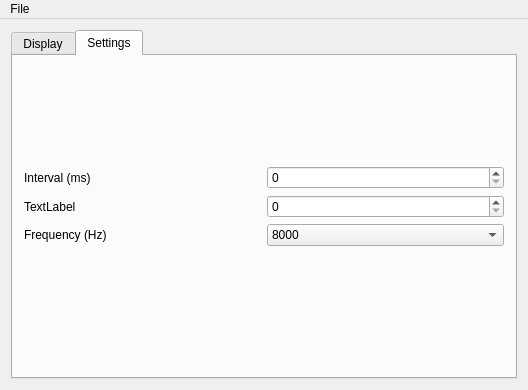
Before: the Qt Designer form mainwindow.ui in astarasikov/qfft, drawn with Qt 5.
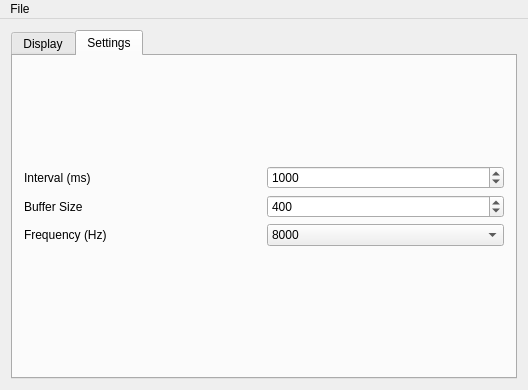
After: the same form once the commit is applied. The open tabs and pages were chosen to show the change. Custom widgets are drawn as their Qt base class.

Commit message: Allow to configure sample rate and buffer size from GUI

Diff of the .ui file:
```diff
--- a/mainwindow.ui
+++ b/mainwindow.ui
@@ -107,7 +107,20 @@
              </widget>
             </item>
             <item row="0" column="1">
-             <widget class="QSpinBox" name="intervalSpinBox"/>
+             <widget class="QSpinBox" name="intervalSpinBox">
+              <property name="minimum">
+               <number>10</number>
+              </property>
+              <property name="maximum">
+               <number>10000</number>
+              </property>
+              <property name="singleStep">
+               <number>100</number>
+              </property>
+              <property name="value">
+               <number>1000</number>
+              </property>
+             </widget>
             </item>
             <item row="0" column="0">
              <widget class="QLabel" name="intervalLabel">
@@ -151,12 +164,25 @@
             <item row="1" column="0">
              <widget class="QLabel" name="bufferSizeLabel">
               <property name="text">
-               <string>TextLabel</string>
+               <string>Buffer Size</string>
               </property>
              </widget>
             </item>
             <item row="1" column="1">
-             <widget class="QSpinBox" name="bufferSizeSpinBox"/>
+             <widget class="QSpinBox" name="bufferSizeSpinBox">
+              <property name="minimum">
+               <number>100</number>
+              </property>
+              <property name="maximum">
+               <number>100000</number>
+              </property>
+              <property name="singleStep">
+               <number>100</number>
+              </property>
+              <property name="value">
+               <number>400</number>
+              </property>
+             </widget>
             </item>
            </layout>
           </item>
```
Left out of the diff: 2 changed lines with no effect on the pictures. The commit also changes 5 other files.
